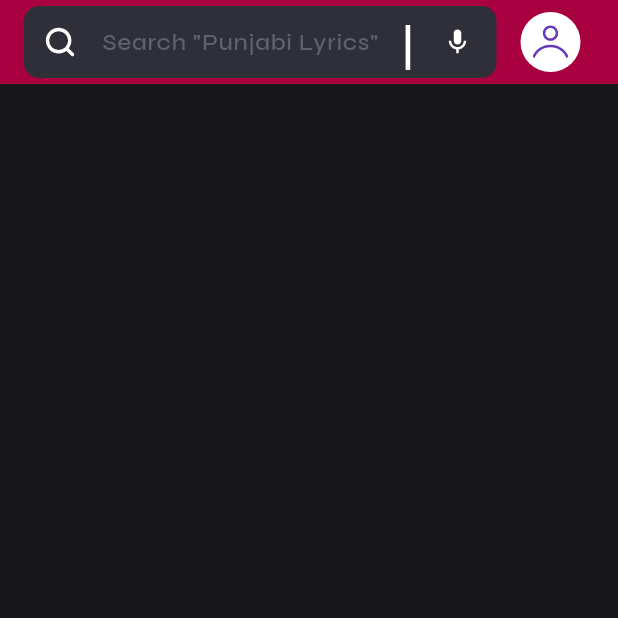
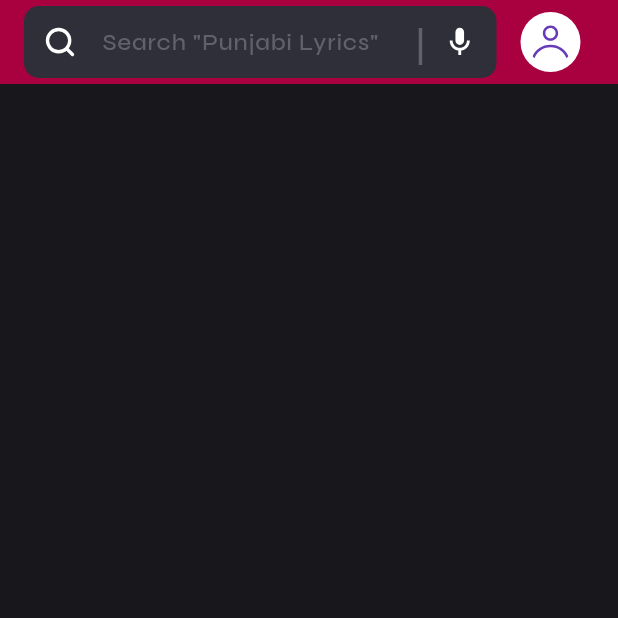
Before and after one commit to ansilmirfan/s_rocks, a Flutter app: the screen it shows after launch, on a phone screen of 412 x 824 dp, the top half of it. Run offline on Flutter 3.47's test engine with Material 3 defaults, Android fonts, the phone set to English and light mode, and no system bars; our stand-ins replace flutter_svg.

Commit message:
refactor : updated SearchField widget    -updated SvgImage height    -updated spacing    -updated textstyle suffix divider

```diff
--- a/lib/view/home/widgets/search_field.dart
+++ b/lib/view/home/widgets/search_field.dart
@@ -49,14 +49,18 @@ class SearchField extends StatelessWidget {
   Widget _buildSuffixIcon() {
     return UnconstrainedBox(
       child: Row(
-        spacing: 15,
+        spacing: 8,
         children: [
           Text(
             "|",
-            style: TextStyle(fontSize: 30, fontWeight: FontWeight.w100),
+            style: TextStyle(
+              fontSize: 25,
+              fontWeight: FontWeight.w100,
+              color: AppColors.grey,
+            ),
           ),
-          SvgImage(assetPath: "assets/images/icons/mic.svg", height: 20),
-          1.0.w, // Spacing
+          SvgImage(assetPath: "assets/images/icons/mic.svg", height: 23),
+          5.0.w, //spacing
         ],
       ),
     );
```
